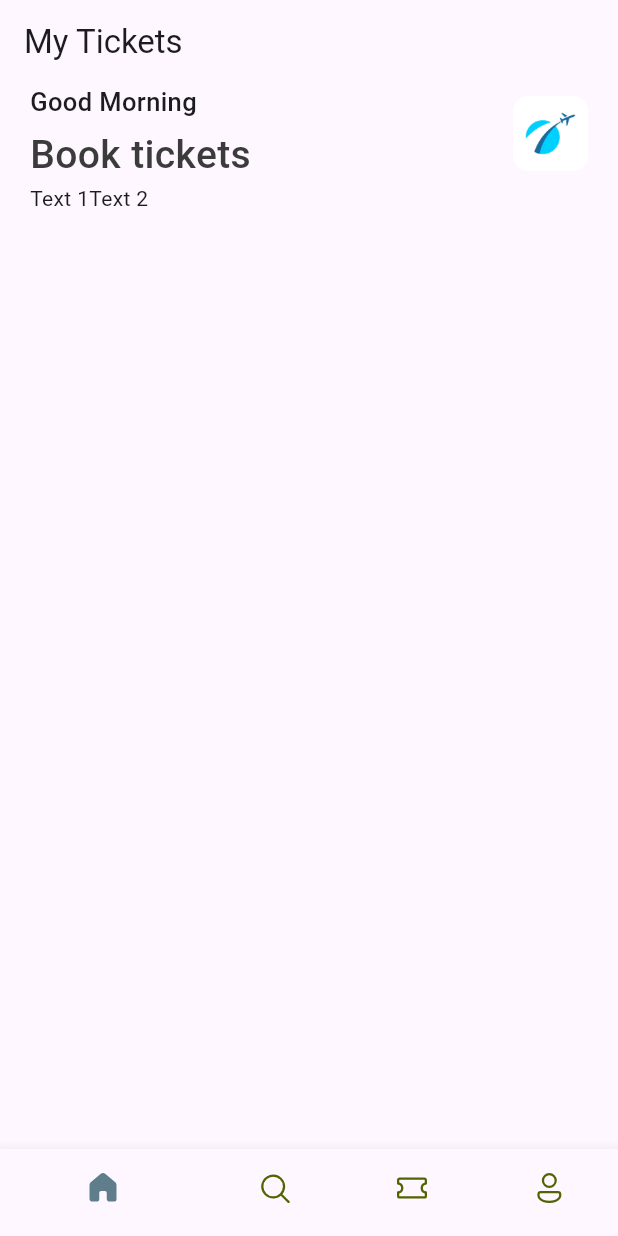
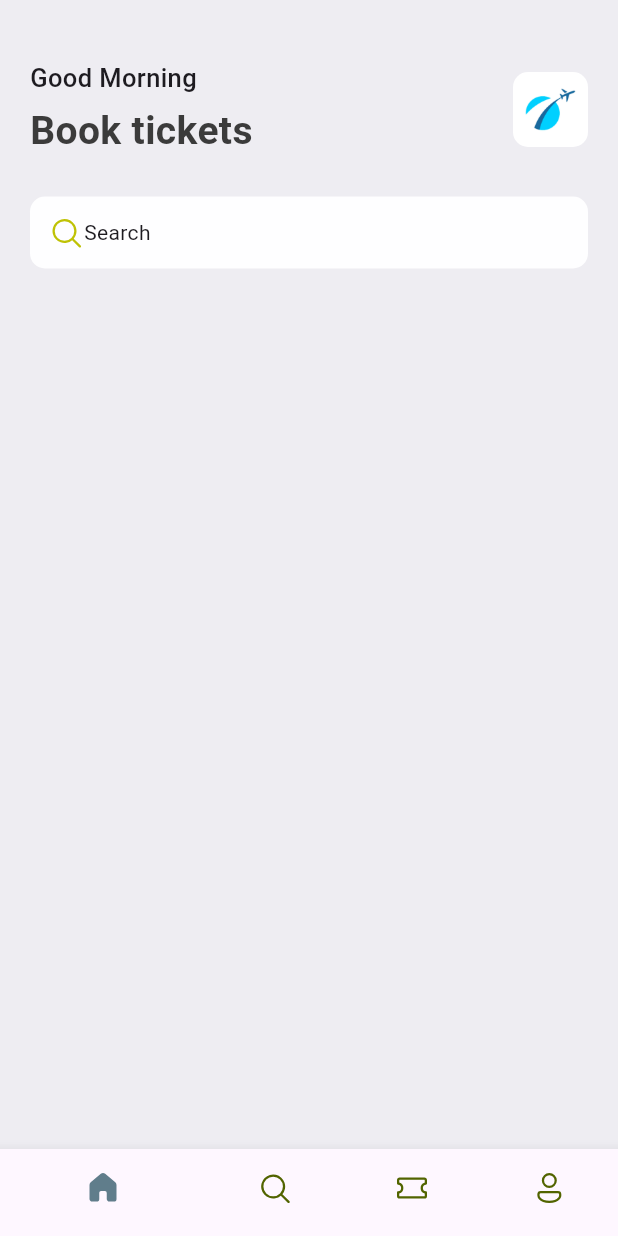
Before and after one commit to gustavo-martins-pereira/Ticket_App, a Flutter app: the screen it shows after launch, on a phone screen of 412 x 824 dp. Run offline on Flutter 3.47's test engine with Material 3 defaults, Android fonts, the phone set to English and light mode, and no system bars; our stand-ins replace fluentui_icons.

Commit message:
ADD - Alignment and Apply Colors to the App

```diff
--- a/lib/base/bottom_nav_bar.dart
+++ b/lib/base/bottom_nav_bar.dart
@@ -27,9 +27,6 @@ class _BottomNavBarState extends State<BottomNavBar> {
   @override
   Widget build(BuildContext context) {
     return Scaffold(
-      appBar: AppBar(
-        title: const Text("My Tickets"),
-      ),
       body: Center(
         child: appScreens[_selectedIndex],
       ),
--- /dev/null
+++ b/lib/base/res/media.dart
@@ -0,0 +1,4 @@
+class AppMedia {
+  static const _baseImage = "assets/images";
+  static const logo = "$_baseImage/logo.png";
+}
--- a/lib/base/res/styles/app_styles.dart
+++ b/lib/base/res/styles/app_styles.dart
@@ -1,14 +1,16 @@
 import 'package:flutter/material.dart';
 
 Color primary = const Color(0xFF687DAF);
+
 class AppStyles {
   static Color primaryColor = primary;
   static Color textColor = const Color(0xFF3B3B3B);
+  static Color bgColor = const Color(0xFFEEEDF2);
 
   static TextStyle headLineStyle1 = TextStyle(
     color: textColor,
     fontSize: 26,
-    fontWeight: FontWeight.w500,
+    fontWeight: FontWeight.bold,
   );
 
   static TextStyle headLineStyle2 = const TextStyle(
--- a/lib/main.dart
+++ b/lib/main.dart
@@ -10,13 +10,8 @@ class MyApp extends StatelessWidget {
 
   @override
   Widget build(BuildContext context) {
-    return MaterialApp(
-      title: 'Flutter Demo',
-      theme: ThemeData(
-        colorScheme: ColorScheme.fromSeed(seedColor: Colors.deepPurple),
-        useMaterial3: true,
-      ),
-      home: const BottomNavBar(),
+    return const MaterialApp(
+      home: BottomNavBar(),
     );
   }
 }
--- a/lib/screens/home_screen.dart
+++ b/lib/screens/home_screen.dart
@@ -1,5 +1,7 @@
+import 'package:fluentui_icons/fluentui_icons.dart';
 import 'package:flutter/material.dart';
 
+import '../base/res/media.dart';
 import '../base/res/styles/app_styles.dart';
 
 class HomeScreen extends StatelessWidget {
@@ -8,8 +10,10 @@ class HomeScreen extends StatelessWidget {
   @override
   Widget build(BuildContext context) {
     return Scaffold(
+      backgroundColor: AppStyles.bgColor,
       body: ListView(
         children: [
+          const SizedBox(height: 40),
           Container(
             padding: const EdgeInsets.symmetric(horizontal: 20),
             child: Column(
@@ -23,7 +27,7 @@ class HomeScreen extends StatelessWidget {
                       children: [
                         Text("Good Morning", style: AppStyles.headLineStyle2),
                         const SizedBox(height: 5),
-                        Text("Book tickets", style: AppStyles.headLineStyle1)
+                        Text("Book tickets", style: AppStyles.headLineStyle1),
                       ],
                     ),
 
@@ -33,23 +37,31 @@ class HomeScreen extends StatelessWidget {
                       decoration: BoxDecoration(
                         borderRadius: BorderRadius.circular(10),
                         image: const DecorationImage(
-                          image: AssetImage("assets/images/logo.png"),
+                          image: AssetImage(AppMedia.logo),
                         ),
                       ),
-                    )
+                    ),
                   ],
                 ),
+                const SizedBox(height: 25),
 
                 // ===== SEARCH BAR =====
-                const Row(
-                  children: [
-                    Text("Text 1"),
-                    Text("Text 2")
-                  ],
-                )
+                Container(
+                  padding: const EdgeInsets.symmetric(horizontal: 12, vertical: 12),
+                  decoration: BoxDecoration(
+                    borderRadius: BorderRadius.circular(10),
+                    color: const Color(0xFEFEFEFF),
+                  ),
+                  child: const Row(
+                    children: [
+                      Icon(FluentSystemIcons.ic_fluent_search_regular, color: Color(0xFFBFC205)),
+                      Text("Search",)
+                    ],
+                  ),
+                ),
               ],
             ),
-          )
+          ),
         ],
       ),
     );
```
